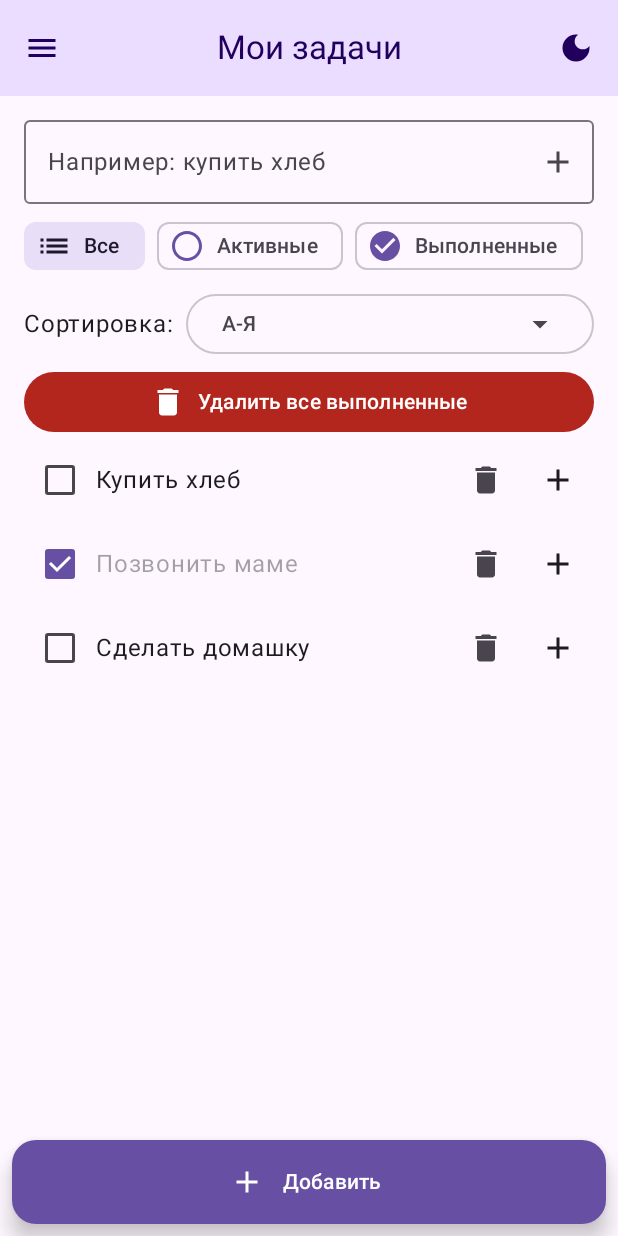
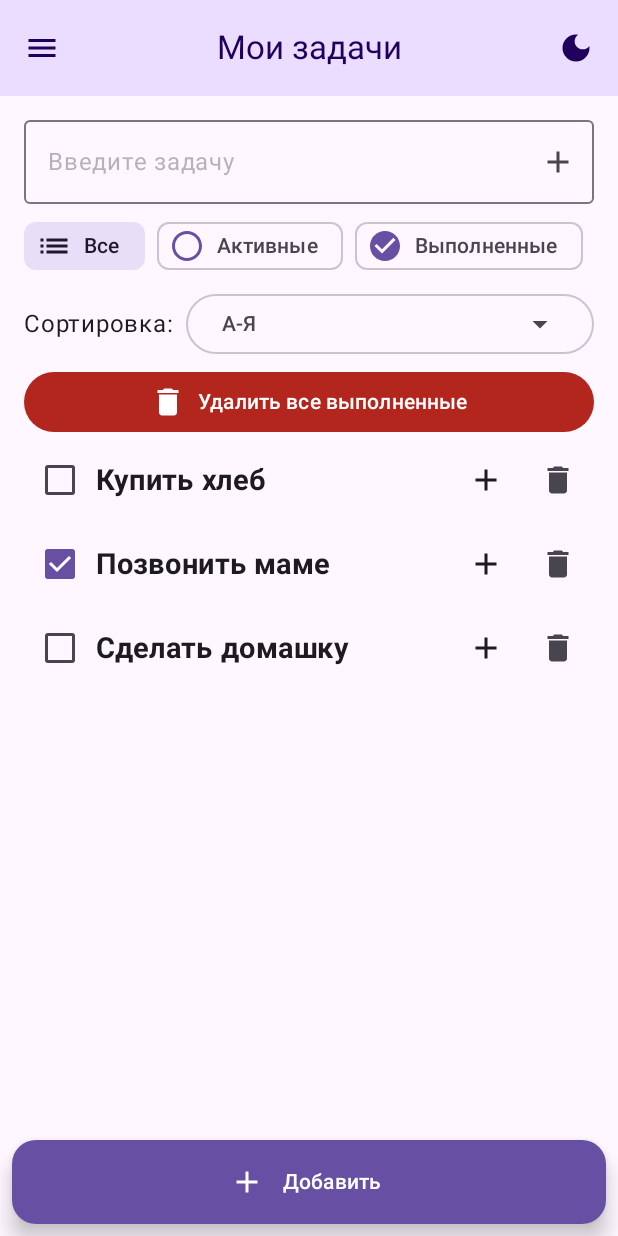
Before and after one commit to Denis24-sdk/ToDo-List-in-Kotlin, an Android app built with Jetpack Compose: the screen it shows after launch (MainActivity), on a phone screen of 412 x 824 dp. Run offline under Robolectric (Android 15) with nearby library versions, the phone set to English and light mode, and no system bars.

Commit message:
Мелочи: улучшил меню со списками, поменял местами иконки на задачах, теперь нельзя редактировать одновременно несколько списков

```diff
--- a/app/src/main/java/com/example/myfirstapp/MainActivity.kt
+++ b/app/src/main/java/com/example/myfirstapp/MainActivity.kt
@@ -21,9 +21,11 @@ import androidx.compose.ui.geometry.Offset
 import androidx.compose.ui.graphics.StrokeCap
 import androidx.compose.ui.platform.LocalFocusManager
 import androidx.compose.ui.platform.LocalSoftwareKeyboardController
+import androidx.compose.ui.text.font.FontWeight
 import androidx.compose.ui.text.input.TextFieldValue
 import androidx.compose.ui.unit.Dp
 import androidx.compose.ui.unit.dp
+import androidx.compose.ui.unit.sp
 import androidx.lifecycle.lifecycleScope
 import androidx.datastore.preferences.core.*
 import androidx.datastore.preferences.preferencesDataStore
@@ -36,6 +38,7 @@ import kotlinx.coroutines.flow.map
 import kotlinx.coroutines.launch
 import kotlinx.coroutines.delay
 import androidx.compose.foundation.Canvas
+import androidx.compose.foundation.background
 
 // --- Data ---
 data class Task(
@@ -58,11 +61,8 @@ data class Task(
         )
     }
 }
-
 data class TaskList(val id: Int, val name: String, val tasks: List<Task>)
-
 enum class TaskFilter { ALL, ACTIVE, DONE }
-
 enum class SortOption(val displayName: String) {
     A_TO_Z("А-Я"),
     Z_TO_A("Я-А"),
@@ -70,19 +70,16 @@ enum class SortOption(val displayName: String) {
     OLDEST_FIRST("Сначала старые"),
     UNCOMPLETED_FIRST("Сначала невыполненные")
 }
-
 // --- DataStore ---
 val Context.dataStore by preferencesDataStore(name = "tasks_datastore")
 val TASK_LISTS_KEY = stringPreferencesKey("task_lists_json")
 val gson = Gson()
-
 suspend fun Context.saveTaskLists(lists: List<TaskList>) {
     val json = gson.toJson(lists)
     dataStore.edit { prefs ->
         prefs[TASK_LISTS_KEY] = json
     }
 }
-
 fun Context.loadTaskLists(): Flow<List<TaskList>> = dataStore.data
     .map { prefs ->
         val json = prefs[TASK_LISTS_KEY] ?: "[]"
@@ -94,15 +91,13 @@ fun Context.loadTaskLists(): Flow<List<TaskList>> = dataStore.data
             )
         }
     }
-
 fun fixTasks(tasks: List<Task>?): List<Task> {
     if (tasks == null) return emptyList()
     return tasks.map { task ->
         task.safeCopy(subtasks = fixTasks(task.subtasks))
     }
 }
-
-// --- Вспомогательные функции ---
+// --- Helpers ---
 fun updateTaskInList(tasks: List<Task>, updatedTask: Task): List<Task> {
     return tasks.map { task ->
         if (task.id == updatedTask.id) {
@@ -112,16 +107,13 @@ fun updateTaskInList(tasks: List<Task>, updatedTask: Task): List<Task> {
         }
     }
 }
-
 fun deleteTaskFromList(tasks: List<Task>, taskId: Int): List<Task> {
     return tasks.filter { it.id != taskId }
         .map { it.safeCopy(subtasks = deleteTaskFromList(it.subtasks, taskId)) }
 }
-
 fun collectAllIds(task: Task): List<Int> {
     return listOf(task.id) + task.subtasks.flatMap { collectAllIds(it) }
 }
-
 // --- MainActivity ---
 class MainActivity : ComponentActivity() {
     override fun onCreate(savedInstanceState: Bundle?) {
@@ -164,7 +156,6 @@ class MainActivity : ComponentActivity() {
         }
     }
 }
-
 // --- UI ---
 @Composable
 fun TaskItem(
@@ -175,16 +166,18 @@ fun TaskItem(
     onTextChange: (Task) -> Unit,
     taskIdPendingDelete: Int?,
     onDeleteIconClick: (Task) -> Unit,
+    editingTaskId: Int?,
+    onEditingTaskChange: (Int?) -> Unit,
     modifier: Modifier = Modifier,
     level: Int = 0,
     isLast: Boolean = true,
     hasNextSiblingAtLevel: List<Boolean> = emptyList(),
     leftIndents: List<Dp> = listOf(0.dp, 15.9.dp, 26.7.dp)
 ) {
+    var editText by remember { mutableStateOf(TextFieldValue(task.text)) }
     var showAddSubtaskField by remember { mutableStateOf(false) }
     var subtaskInput by remember { mutableStateOf(TextFieldValue("")) }
-    var isEditing by remember { mutableStateOf(false) }
-    var editText by remember { mutableStateOf(TextFieldValue(task.text)) }
+    val isEditing = (editingTaskId == task.id)
     val lineColor = MaterialTheme.colorScheme.primary
     val lineStrokeWidth = 5f
     val itemHeight = 48.dp
@@ -245,10 +238,10 @@ fun TaskItem(
             if (isEditing) {
                 OutlinedTextField(
                     value = editText,
-                    onValueChange = { editText = it },
-                    modifier = Modifier.weight(1f),
+                    onValueChange = { newValue -> editText = newValue },
+                    modifier = Modifier.weight(1f).heightIn(min = 48.dp),
+                    textStyle = MaterialTheme.typography.bodyLarge.copy(fontSize = 16.sp),
                     singleLine = true,
-                    textStyle = MaterialTheme.typography.bodyLarge,
                     trailingIcon = {
                         Row {
                             IconButton(onClick = {
@@ -256,12 +249,12 @@ fun TaskItem(
                                 if (newText.isNotBlank() && newText != task.text) {
                                     onTextChange(task.copy(text = newText))
                                 }
-                                isEditing = false
+                                onEditingTaskChange(null) // закрываем редактор
                             }) {
                                 Icon(Icons.Default.Check, contentDescription = "Сохранить")
                             }
                             IconButton(onClick = {
-                                isEditing = false
+                                onEditingTaskChange(null)
                                 editText = TextFieldValue(task.text)
                             }) {
                                 Icon(Icons.Default.Close, contentDescription = "Отмена")
@@ -274,24 +267,26 @@ fun TaskItem(
                     modifier = Modifier
                         .weight(1f)
                         .clickable {
-                            isEditing = true
+                            onEditingTaskChange(task.id)
                             editText = TextFieldValue(task.text)
                         },
-                    style = MaterialTheme.typography.bodyLarge,
-                    color = if (task.done) MaterialTheme.colorScheme.onSurface.copy(alpha = 0.4f) else MaterialTheme.colorScheme.onSurface
+                    style = if (level == 0)
+                        MaterialTheme.typography.bodyLarge.copy(fontWeight = FontWeight.Bold, fontSize = 19.sp)
+                    else
+                        MaterialTheme.typography.bodyLarge.copy(fontWeight = FontWeight.Normal)
                 )
             }
-            IconButton(onClick = { onDeleteIconClick(task) }) {
+            if (level == 0) { // Поменяли местами: плюсик слева
+                IconButton(onClick = { showAddSubtaskField = !showAddSubtaskField }) {
+                    Icon(Icons.Default.Add, contentDescription = "Добавить подзадачу")
+                }
+            }
+            IconButton(onClick = { onDeleteIconClick(task) }) { // удаление справа
                 Icon(
                     Icons.Default.Delete,
                     contentDescription = "Удалить задачу",
                     tint = if (taskIdPendingDelete == task.id) MaterialTheme.colorScheme.error else MaterialTheme.colorScheme.onSurfaceVariant
                 )
-            }
-            if (level == 0) { // ограничаем создание подзадачи только на корневом уровне
-                IconButton(onClick = { showAddSubtaskField = !showAddSubtaskField }) {
-                    Icon(Icons.Default.Add, contentDescription = "Добавить подзадачу")
-                }
             }
         }
         if (showAddSubtaskField) {
@@ -302,10 +297,10 @@ fun TaskItem(
                 OutlinedTextField(
                     value = subtaskInput,
                     onValueChange = { subtaskInput = it },
-                    placeholder = { Text("Новая подзадача") },
-                    modifier = Modifier.weight(1f),
+                    placeholder = { Text("Новая подзадача", color = MaterialTheme.colorScheme.onSurfaceVariant.copy(alpha = 0.4f)) },
+                    modifier = Modifier.weight(1f).height(54.dp),
+                    textStyle = MaterialTheme.typography.bodyLarge.copy(fontSize = 16.sp),
                     singleLine = true,
-                    textStyle = MaterialTheme.typography.bodyMedium
                 )
                 IconButton(
                     onClick = {
@@ -337,6 +332,8 @@ fun TaskItem(
                 onTextChange = onTextChange,
                 taskIdPendingDelete = taskIdPendingDelete,
                 onDeleteIconClick = onDeleteIconClick,
+                editingTaskId = editingTaskId,
+                onEditingTaskChange = onEditingTaskChange,
                 level = level + 1,
                 isLast = !hasNextSibling,
                 hasNextSiblingAtLevel = hasNextSiblingAtLevel + hasNextSibling,
@@ -345,7 +342,6 @@ fun TaskItem(
         }
     }
 }
-
 
 @OptIn(ExperimentalMaterial3Api::class)
 @Composable
@@ -363,9 +359,12 @@ fun ToDoAppScreen(
     var activeListId by remember {
         mutableIntStateOf(lists.firstOrNull()?.id ?: -1)
     }
+    var editingTaskId by remember { mutableStateOf<Int?>(null) }
+
     LaunchedEffect(lists) {
         if (lists.none { it.id == activeListId }) {
             activeListId = lists.firstOrNull()?.id ?: -1
+            editingTaskId = null
         }
     }
     val activeList = lists.find { it.id == activeListId }
@@ -376,15 +375,15 @@ fun ToDoAppScreen(
     var newListName by remember { mutableStateOf(TextFieldValue("")) }
     var selectedSortOption by remember { mutableStateOf(SortOption.A_TO_Z) }
     var sortExpanded by remember { mutableStateOf(false) }
-    // Для логики двойного нажатия удаления
     var taskIdPendingDelete by remember { mutableStateOf<Int?>(null) }
-    // Сброс taskIdPendingDelete через 3 секунды
+
     LaunchedEffect(taskIdPendingDelete) {
         if (taskIdPendingDelete != null) {
             delay(2000)
             taskIdPendingDelete = null
         }
     }
+
     fun addTask(text: String) {
         if (text.isBlank() || activeList == null) return
         val currentTasks = activeList.tasks
@@ -398,14 +397,18 @@ fun ToDoAppScreen(
         input = TextFieldValue("")
         focusManager.clearFocus()
         keyboardController?.hide()
+        editingTaskId = null
     }
+
     fun updateTask(task: Task) {
         val list = activeList ?: return
         val updatedTasks = updateTaskInList(list.tasks, task)
         val updatedList = list.copy(tasks = updatedTasks)
         val updatedLists = lists.map { if (it.id == activeListId) updatedList else it }
         onListsChange(updatedLists)
+        editingTaskId = null
     }
+
     fun deleteTask(task: Task) {
         val list = activeList ?: return
         val updatedTasks = deleteTaskFromList(list.tasks, task.id)
@@ -413,7 +416,9 @@ fun ToDoAppScreen(
         val updatedLists = lists.map { if (it.id == activeListId) updatedList else it }
         onListsChange(updatedLists)
         taskIdPendingDelete = null
+        editingTaskId = null
     }
+
     fun addSubtask(parentTask: Task, text: String) {
         val list = activeList ?: return
         val currentIds = list.tasks.flatMap { collectAllIds(it) }.toSet()
@@ -431,7 +436,9 @@ fun ToDoAppScreen(
         val updatedList = list.copy(tasks = updatedTasks)
         val updatedLists = lists.map { if (it.id == activeListId) updatedList else it }
         onListsChange(updatedLists)
+        editingTaskId = null
     }
+
     fun deleteDoneTasks() {
         val list = activeList ?: return
         fun filterDone(tasks: List<Task>): List<Task> {
@@ -442,7 +449,9 @@ fun ToDoAppScreen(
         val updatedList = list.copy(tasks = updatedTasks)
         val updatedLists = lists.map { if (it.id == activeListId) updatedList else it }
         onListsChange(updatedLists)
+        editingTaskId = null
     }
+
     fun addTaskList(name: String) {
         if (name.isBlank()) return
         val newId = (lists.maxOfOrNull { it.id } ?: 0) + 1
@@ -450,14 +459,18 @@ fun ToDoAppScreen(
         val updatedLists = lists + newList
         onListsChange(updatedLists)
         activeListId = newId
+        editingTaskId = null
     }
+
     fun deleteTaskList(id: Int) {
         val updatedLists = lists.filter { it.id != id }
         onListsChange(updatedLists)
         if (activeListId == id) {
             activeListId = updatedLists.firstOrNull()?.id ?: -1
         }
+        editingTaskId = null
     }
+
     fun filteredSortedTasks(): List<Task> {
         if (activeList == null) return emptyList()
         val filtered = when (filter) {
@@ -475,7 +488,7 @@ fun ToDoAppScreen(
             )
         }
     }
-    // Обработка клика по иконке удаления с двойным нажатием
+
     fun onDeleteIconClick(task: Task) {
         if (taskIdPendingDelete == task.id) {
             scope.launch {
@@ -494,42 +507,35 @@ fun ToDoAppScreen(
         drawerState = drawerState,
         drawerContent = {
             ModalDrawerSheet(
-                modifier = Modifier.fillMaxHeight(0.9f)
+                modifier = Modifier
+                    .fillMaxHeight(0.9f)
+                    .padding(vertical = 8.dp)
             ) {
-                Row(
+                Text(
+                    "Ваши списки",
+                    style = MaterialTheme.typography.headlineLarge.copy(fontWeight = FontWeight.ExtraBold),
                     modifier = Modifier
+                        .padding(horizontal = 16.dp, vertical = 12.dp)
                         .fillMaxWidth()
-                        .padding(horizontal = 16.dp, vertical = 12.dp),
-                    verticalAlignment = Alignment.CenterVertically
-                ) {
-                    Text(
-                        "Ваши списки",
-                        style = MaterialTheme.typography.headlineMedium,
-                        modifier = Modifier.weight(1f)
-                    )
-                    IconButton(
-                        onClick = {
-                            scope.launch {
-                                snackbarHostState.showSnackbar("Для открытия списков свайпните вправо")
-                            }
-                        }
-                    ) {
-                        Icon(
-                            imageVector = Icons.Default.Info,
-                            contentDescription = "Подсказка"
-                        )
-                    }
-                }
+                )
+
                 LazyColumn {
                     items(lists, key = { it.id }) { list ->
+                        val selected = list.id == activeListId
                         ListItem(
                             headlineContent = { Text(list.name) },
+                            leadingContent = { Icon(Icons.AutoMirrored.Default.List, contentDescription = null) },
                             trailingContent = {
                                 if (lists.size > 1) {
-                                    IconButton(onClick = {
-                                        deleteTaskList(list.id)
-                                    }) {
-                                        Icon(Icons.Default.Delete, contentDescription = "Удалить список")
+                                    IconButton(
+                                        onClick = { deleteTaskList(list.id) },
+                                        modifier = Modifier.size(36.dp)
+                                    ) {
+                                        Icon(
+                                            Icons.Default.Delete,
+                                            contentDescription = "Удалить список",
+                                            tint = MaterialTheme.colorScheme.error
+                                        )
                                     }
                                 }
                             },
@@ -537,9 +543,14 @@ fun ToDoAppScreen(
                                 .fillMaxWidth()
                                 .clickable {
                                     activeListId = list.id
+                                    editingTaskId = null
                                     scope.launch { drawerState.close() }
                                 }
                                 .padding(horizontal = 8.dp)
+                                .background(
+                                    if (selected) MaterialTheme.colorScheme.primaryContainer.copy(alpha = 0.4f)
+                                    else MaterialTheme.colorScheme.surface
+                                )
                         )
                     }
                     item {
@@ -550,6 +561,7 @@ fun ToDoAppScreen(
                                 .fillMaxWidth()
                                 .clickable {
                                     showAddListDialog = true
+                                    editingTaskId = null
                                     scope.launch { drawerState.close() }
                                 }
                                 .padding(horizontal = 8.dp)
@@ -609,13 +621,11 @@ fun ToDoAppScreen(
                             value = input,
                             onValueChange = { input = it },
                             modifier = Modifier.fillMaxWidth(),
-                            placeholder = { Text("Например: купить хлеб") },
+                            placeholder = { Text("Введите задачу", color = MaterialTheme.colorScheme.onSurfaceVariant.copy(alpha = 0.4f)) },
                             singleLine = true,
                             textStyle = MaterialTheme.typography.bodyLarge,
                             trailingIcon = {
-                                IconButton(
-                                    onClick = { addTask(input.text) }
-                                ) {
+                                IconButton(onClick = { addTask(input.text) }) {
                                     Icon(Icons.Default.Add, contentDescription = "Добавить")
                                 }
                             }
@@ -647,7 +657,6 @@ fun ToDoAppScreen(
                             )
                         }
                         Spacer(Modifier.height(4.dp))
-                        // Выбор сортировки
                         Row(
                             verticalAlignment = Alignment.CenterVertically,
                             modifier = Modifier.fillMaxWidth()
@@ -739,7 +748,9 @@ fun ToDoAppScreen(
                                             onAddSubtask = { parent, text -> addSubtask(parent, text) },
                                             onTextChange = { updatedTask -> updateTask(updatedTask) },
                                             taskIdPendingDelete = taskIdPendingDelete,
-                                            onDeleteIconClick = { onDeleteIconClick(it) }
+                                            onDeleteIconClick = { onDeleteIconClick(it) },
+                                            editingTaskId = editingTaskId,
+                                            onEditingTaskChange = { newId -> editingTaskId = newId },
                                         )
                                     }
                                 }
@@ -801,7 +812,7 @@ fun ToDoAppScreen(
                 OutlinedTextField(
                     value = newListName,
                     onValueChange = { newListName = it },
-                    label = { Text("Название списка") },
+                    placeholder = { Text("Новый список", color = MaterialTheme.colorScheme.onSurfaceVariant.copy(alpha = 0.4f)) },
                     singleLine = true
                 )
             },
```
